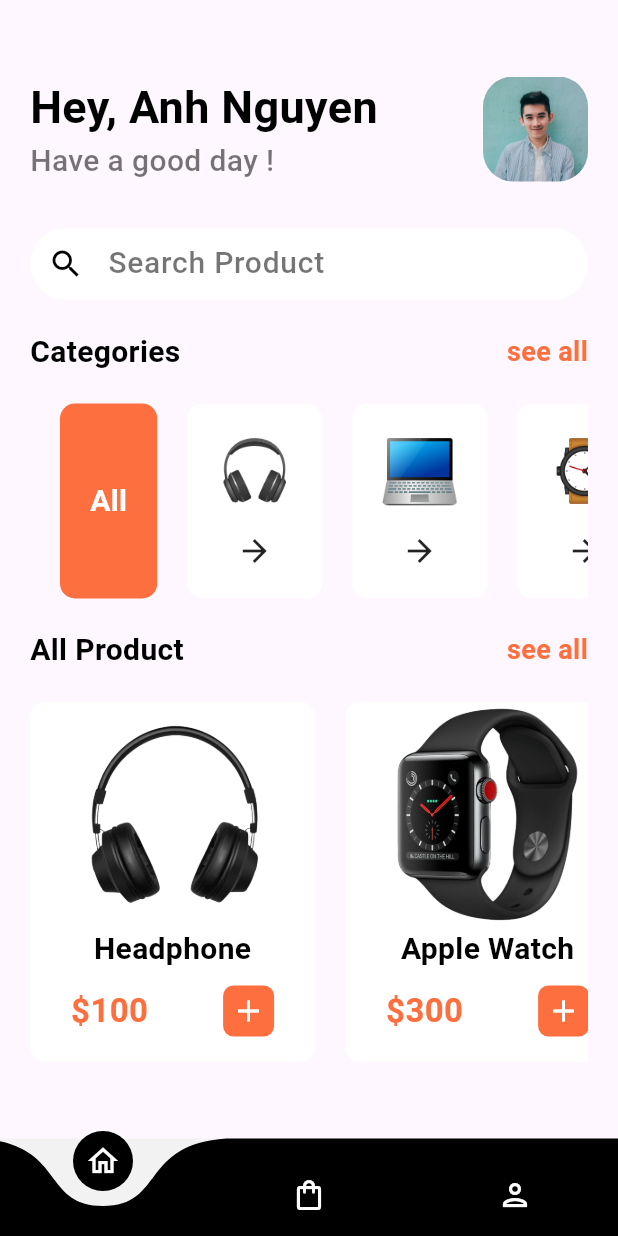
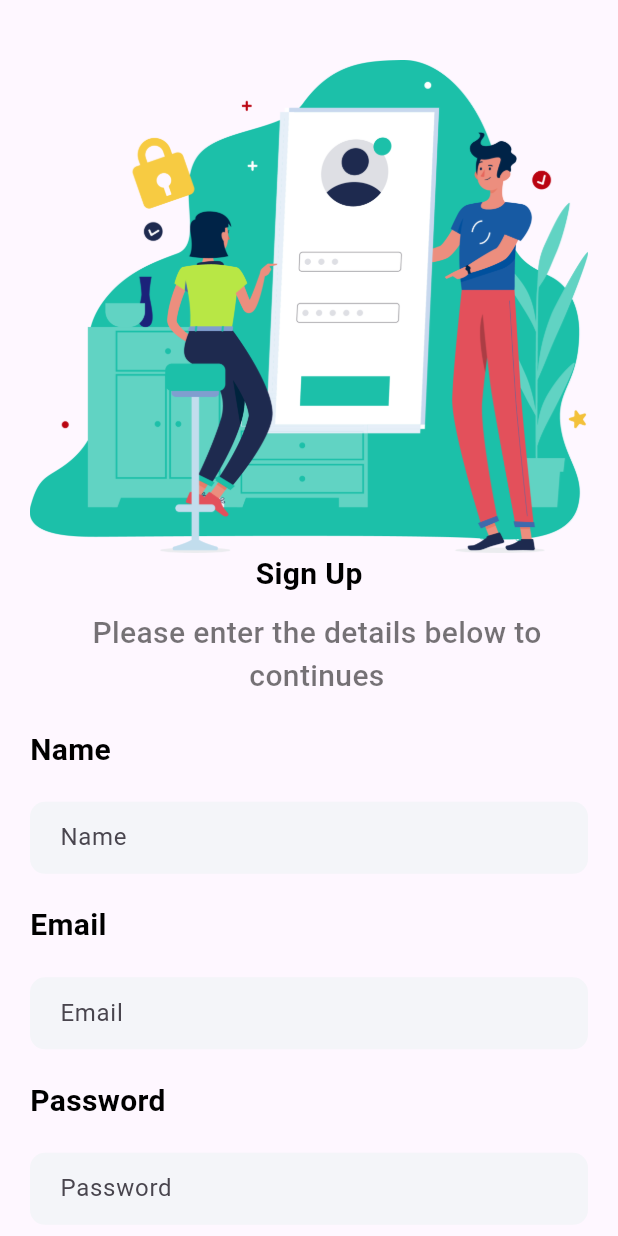
Before and after one commit to anhnguyen-cpu/homepages-miniproject, a Flutter app: the screen it shows after launch, on a phone screen of 412 x 824 dp. Run offline on Flutter 3.47's test engine with Material 3 defaults, Android fonts, the phone set to English and light mode, and no system bars; drawn by our look-alikes of curved_navigation_bar.

Commit message:
first commit

```diff
--- a/lib/main.dart
+++ b/lib/main.dart
@@ -1,7 +1,9 @@
 import 'package:flutter/material.dart';
 import 'package:shop/pages/bottomnav.dart';
 import 'package:shop/pages/home.dart';
+import 'package:shop/pages/login.dart';
 import 'package:shop/pages/onboard.dart';
+import 'package:shop/pages/signup.dart';
 
 void main() {
   runApp(const MyApp());
@@ -19,7 +21,7 @@ class MyApp extends StatelessWidget {
         colorScheme: ColorScheme.fromSeed(seedColor: Colors.deepPurple),
         useMaterial3: true,
       ),
-      home: BottomNav(),
+      home: Signup(),
     );
   }
 }
--- /dev/null
+++ b/lib/pages/signup.dart
@@ -0,0 +1,158 @@
+import 'package:flutter/material.dart';
+import 'package:shop/pages/login.dart';
+import 'package:shop/widget/support_widget.dart';
+
+class Signup extends StatefulWidget {
+  const Signup({super.key});
+
+  @override
+  State<Signup> createState() => _SignupState();
+}
+
+class _SignupState extends State<Signup> {
+  @override
+  Widget build(BuildContext context) {
+    return Scaffold(
+      body: SingleChildScrollView(
+        child: Container(
+          margin:
+              EdgeInsets.only(top: 40.0, left: 20.0, right: 20.0, bottom: 40.0),
+          child: Column(
+            crossAxisAlignment: CrossAxisAlignment.start,
+            children: [
+              Image.asset("images/login.png"),
+              Center(
+                  child: Text(
+                "Sign Up",
+                style: AppWidget.semiboldTextFieldStyle(),
+              )),
+              SizedBox(
+                height: 10,
+              ),
+              Center(
+                  child: Text(
+                "   Please enter the details below to \n                       continues",
+                style: AppWidget.lightTextFieldStyle(),
+              )),
+              SizedBox(
+                height: 20.0,
+              ),
+              Text(
+                "Name",
+                style: AppWidget.semiboldTextFieldStyle(),
+              ),
+              SizedBox(
+                height: 20.0,
+              ),
+              Container(
+                padding: EdgeInsets.only(left: 20.0),
+                decoration: BoxDecoration(
+                  color: Color(0xFFF4F5F9),
+                  borderRadius: BorderRadius.circular(10),
+                ),
+                child: TextField(
+                  decoration: InputDecoration(
+                    border: InputBorder.none,
+                    hintText: "Name",
+                  ),
+                ),
+              ),
+              SizedBox(
+                height: 20.0,
+              ),
+              Text(
+                "Email",
+                style: AppWidget.semiboldTextFieldStyle(),
+              ),
+              SizedBox(
+                height: 20.0,
+              ),
+              Container(
+                padding: EdgeInsets.only(left: 20.0),
+                decoration: BoxDecoration(
+                  color: Color(0xFFF4F5F9),
+                  borderRadius: BorderRadius.circular(10),
+                ),
+                child: TextField(
+                  decoration: InputDecoration(
+                    border: InputBorder.none,
+                    hintText: "Email",
+                  ),
+                ),
+              ),
+              SizedBox(
+                height: 20.0,
+              ),
+              Text(
+                "Password",
+                style: AppWidget.semiboldTextFieldStyle(),
+              ),
+              SizedBox(
+                height: 20.0,
+              ),
+              Container(
+                padding: EdgeInsets.only(left: 20.0),
+                decoration: BoxDecoration(
+                  color: Color(0xFFF4F5F9),
+                  borderRadius: BorderRadius.circular(10),
+                ),
+                child: TextField(
+                  obscureText: true,
+                  decoration: InputDecoration(
+                    border: InputBorder.none,
+                    hintText: "Password",
+                  ),
+                ),
+              ),
+              SizedBox(
+                height: 20.0,
+              ),
+              Center(
+                child: Container(
+                  width: MediaQuery.of(context).size.width / 2,
+                  padding: EdgeInsets.all(18),
+                  decoration: BoxDecoration(
+                      color: Colors.green,
+                      borderRadius: BorderRadius.circular(10)),
+                  child: Center(
+                      child: Text(
+                    "Sign Up",
+                    style: TextStyle(
+                        color: Colors.white,
+                        fontSize: 18.0,
+                        fontWeight: FontWeight.bold),
+                  )),
+                ),
+              ),
+              SizedBox(
+                height: 20.0,
+              ),
+              Row(
+                mainAxisAlignment: MainAxisAlignment.center,
+                children: [
+                  Text(
+                    "Already have an account ? ",
+                    style: AppWidget.lightTextFieldStyle(),
+                  ),
+                  GestureDetector(
+                    onTap: () {
+                      Navigator.push(context,
+                          MaterialPageRoute(builder: (context) => LogIn()));
+                    },
+                    child: Text(
+                      "Sign In",
+                      style: TextStyle(
+                          color: Colors.green,
+                          fontSize: 18.0,
+                          fontWeight: FontWeight.w500),
+                    ),
+                  )
+                ],
+              )
+            ],
+          ),
+        ),
+      ),
+    );
+  }
+}
```
Also changed, not shown: lib/pages/login.dart (added, +147 -0 lines).
